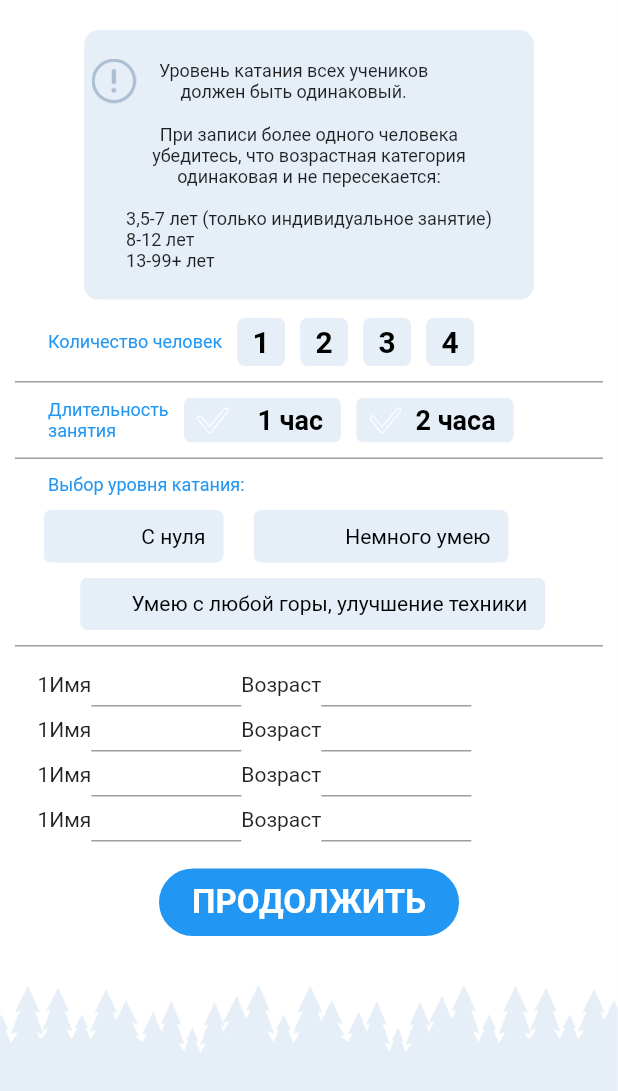
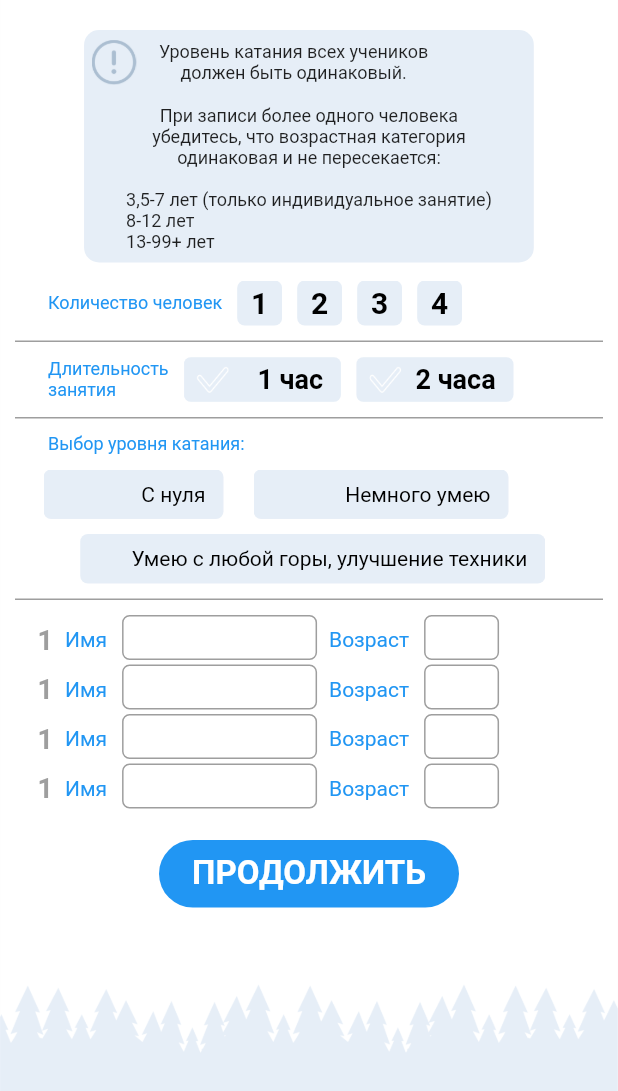
Before and after one commit to Impulseone/AcademGora, a Flutter app: the screen it shows after launch, on a phone screen of 412 x 824 dp. Shown: the top 1091 px of the screen. Run offline on Flutter 3.47's test engine with Material 2 defaults, Android fonts, the phone set to English and light mode, and no system bars; our stand-ins replace carousel_slider, expandable, flutter_calendar_carousel, pin_input_text_field; project files that could hold a hidden picture were left out.

Commit message:
human info widget complete

```diff
--- a/academ_gora/lib/screens/registration/helpers_widgets/reg_parameters/human_info_widget.dart
+++ b/academ_gora/lib/screens/registration/helpers_widgets/reg_parameters/human_info_widget.dart
@@ -1,4 +1,5 @@
 import 'package:flutter/material.dart';
+import 'package:flutter/services.dart';
 
 class HumanInfoWidget extends StatefulWidget {
   @override
@@ -10,12 +11,51 @@ class _HumanInfoWidgetState extends State<HumanInfoWidget> {
   Widget build(BuildContext context) {
     return Row(
       children: [
-        Text("1"),
-        Text("Имя"),
-        Container(height: 30, width: 100, child: TextField()),
-        Text("Возраст"),
-        Container(height: 30, width: 100, child: TextField()),
+        _numberOfPersonWidget(),
+        _titleWidget("Имя"),
+        _textFieldWidget(130, TextInputType.name),
+        _titleWidget("Возраст"),
+        _textFieldWidget(50, TextInputType.number)
       ],
     );
   }
+
+  Widget _numberOfPersonWidget() {
+    return Text(
+      "1",
+      style: TextStyle(
+          color: Colors.grey, fontSize: 18, fontWeight: FontWeight.bold),
+    );
+  }
+
+  Widget _titleWidget(String text) {
+    return Container(
+        margin: EdgeInsets.only(left: 8.0),
+        child: Text(
+          text,
+          style: TextStyle(color: Colors.blue),
+        ));
+  }
+
+  Widget _textFieldWidget(double width, TextInputType textInputType) {
+    return Container(
+      margin: EdgeInsets.only(bottom: 3, left: 10),
+      height: 30,
+      width: width,
+      child: TextField(
+        keyboardType: textInputType,
+        decoration: new InputDecoration(
+            border: InputBorder.none,
+            focusedBorder: InputBorder.none,
+            enabledBorder: InputBorder.none,
+            errorBorder: InputBorder.none,
+            disabledBorder: InputBorder.none,
+            contentPadding:
+                EdgeInsets.only(left: 15, bottom: 11, top: 11, right: 15),),
+      ),
+      decoration: BoxDecoration(
+          border: Border.all(color: Colors.grey),
+          borderRadius: BorderRadius.all(Radius.circular(5))),
+    );
+  }
 }
--- a/academ_gora/lib/screens/registration/helpers_widgets/reg_parameters/select_level_of_skating_widget.dart
+++ b/academ_gora/lib/screens/registration/helpers_widgets/reg_parameters/select_level_of_skating_widget.dart
@@ -64,7 +64,7 @@ class _SelectLevelOfSkatingWidgetState
                     AssetImage(_createBackgroundOfLevelOfSkatingButton(which)),
                 fit: BoxFit.fill),
           ),
-          height: 35,
+          height: 33,
           width: width,
           padding: EdgeInsets.only(right: 12),
           alignment: Alignment.centerRight,
--- a/academ_gora/lib/screens/registration/helpers_widgets/reg_parameters/select_people_count_widget.dart
+++ b/academ_gora/lib/screens/registration/helpers_widgets/reg_parameters/select_people_count_widget.dart
@@ -66,8 +66,8 @@ class _SelectPeopleCountWidgetState extends State<SelectPeopleCountWidget> {
                 image: AssetImage(_createBackgroundOfCountButton(which)),
                 fit: BoxFit.fill),
           ),
-          height: 32,
-          width: 32,
+          height: 30,
+          width: 30,
           alignment: Alignment.center,
           child: Text(
             (which + 1).toString(),
--- a/academ_gora/lib/screens/registration/registration_parameters_screen.dart
+++ b/academ_gora/lib/screens/registration/registration_parameters_screen.dart
@@ -72,7 +72,7 @@ class RegistrationParametersScreenState
     return Container(
         margin: EdgeInsets.only(top: 20),
         width: 300,
-        height: 180,
+        height: 155,
         padding: EdgeInsets.all(5),
         decoration: BoxDecoration(
           borderRadius: BorderRadius.all(Radius.circular(10)),
```
